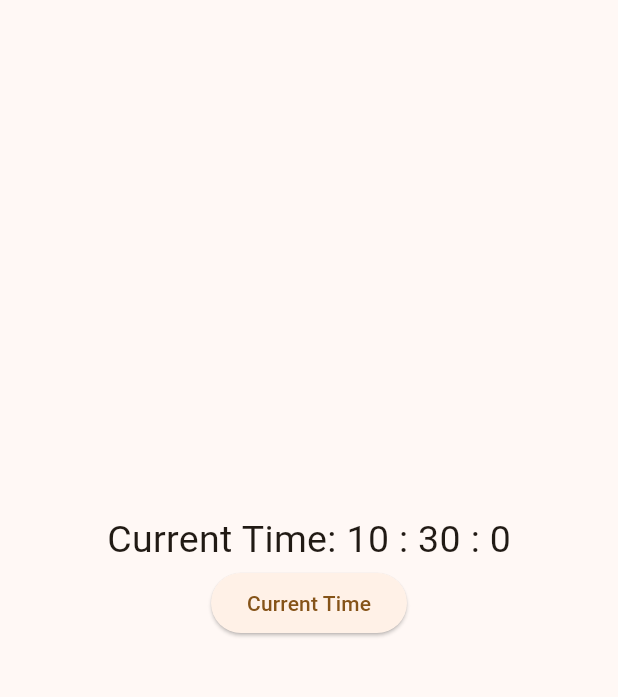
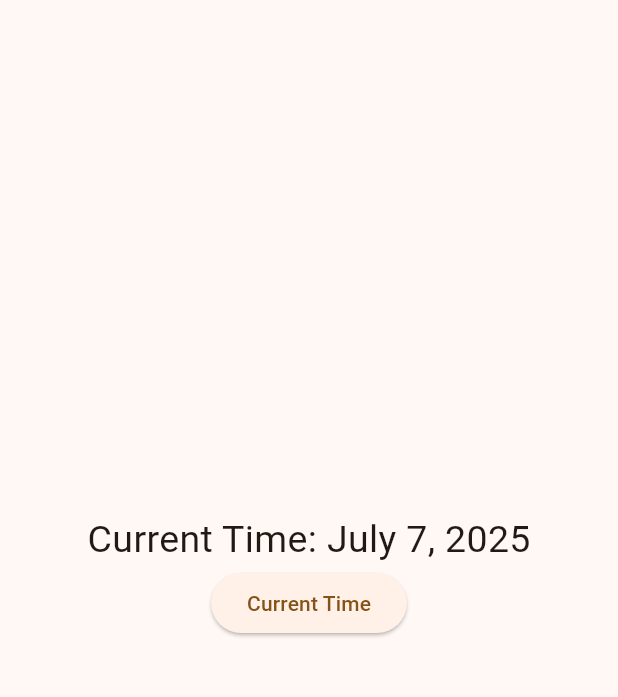
Before and after one commit to Vermasaiyam/my_app, a Flutter app: the screen it shows after launch, on a phone screen of 412 x 824 dp, the part 84-781 px from its top. Run offline on Flutter 3.47's test engine with Material 3 defaults, Android fonts, the phone set to English and light mode, and no system bars.

Commit message:
date formats

```diff
--- a/lib/main.dart
+++ b/lib/main.dart
@@ -1,5 +1,6 @@
 import 'package:flutter/material.dart';
 import 'package:my_app/ui_helper/util.dart';
+import 'package:intl/intl.dart';
 
 void main() {
   runApp(const MyApp());
@@ -50,15 +51,14 @@ class _MyHomePageState extends State<MyHomePage> {
         title: Text(widget.title),
       ),
 
-      // current date and time
-
+      // dateformat patterns
       body: Center(
         child: Container(
           width: 400,
           child: Column(
             mainAxisAlignment: MainAxisAlignment.center,
             children: [
-              Text("Current Time: ${time.hour} : ${time.minute} : ${time.second}", style: TextStyle(fontSize: 25),),
+              Text("Current Time: ${DateFormat('yMMMMd').format(time)}", style: TextStyle(fontSize: 25),),
               ElevatedButton(
                 onPressed: (){
                   setState(() {
@@ -71,6 +71,32 @@ class _MyHomePageState extends State<MyHomePage> {
           ),
         ),
       ),
+
+
+
+
+
+      // current date and time
+
+      // body: Center(
+      //   child: Container(
+      //     width: 400,
+      //     child: Column(
+      //       mainAxisAlignment: MainAxisAlignment.center,
+      //       children: [
+      //         Text("Current Time: ${time.hour} : ${time.minute} : ${time.second}", style: TextStyle(fontSize: 25),),
+      //         ElevatedButton(
+      //           onPressed: (){
+      //             setState(() {
+      //
+      //             });
+      //           },
+      //           child: Text("Current Time"),
+      //         )
+      //       ],
+      //     ),
+      //   ),
+      // ),
 
 
 
--- a/pubspec.yaml
+++ b/pubspec.yaml
@@ -45,6 +45,7 @@ dev_dependencies:
   # package. See that file for information about deactivating specific lint
   # rules and activating additional ones.
   flutter_lints: ^5.0.0
+  intl: ^0.20.2
 
 # For information on the generic Dart part of this file, see the
 # following page: https://dart.dev/tools/pub/pubspec
```
Also changed, not shown: pubspec.lock.
